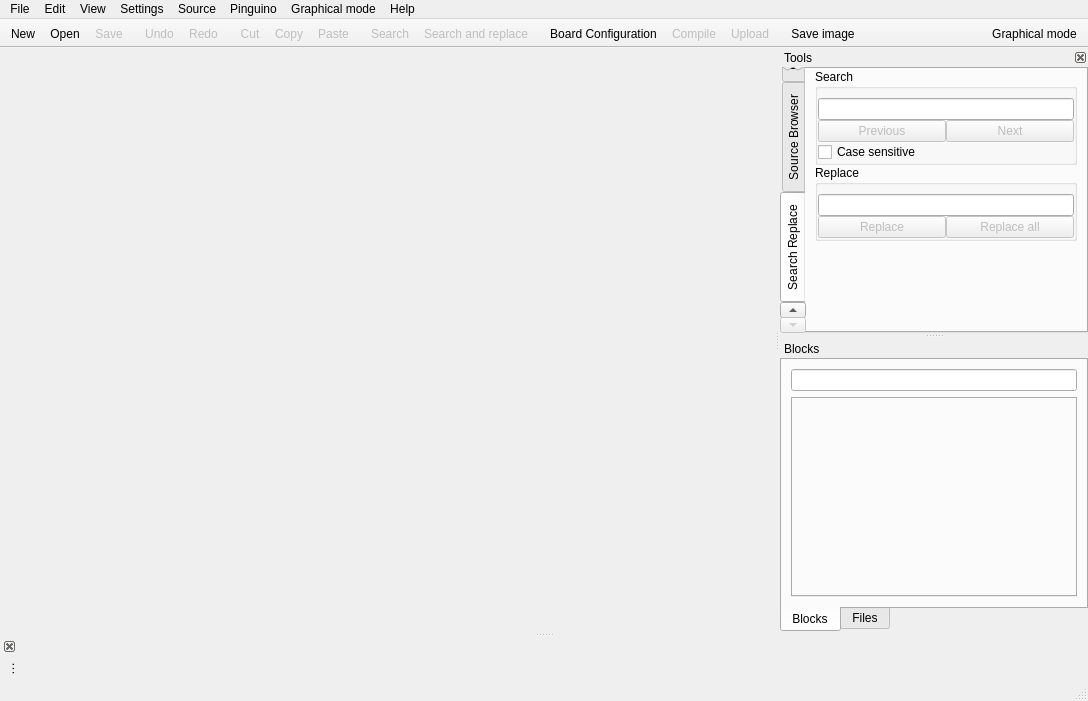
The window that qtgui/frames/main.ui (PinguinoIDE/pinguino-ide) describes before a commit, drawn with Qt 5.
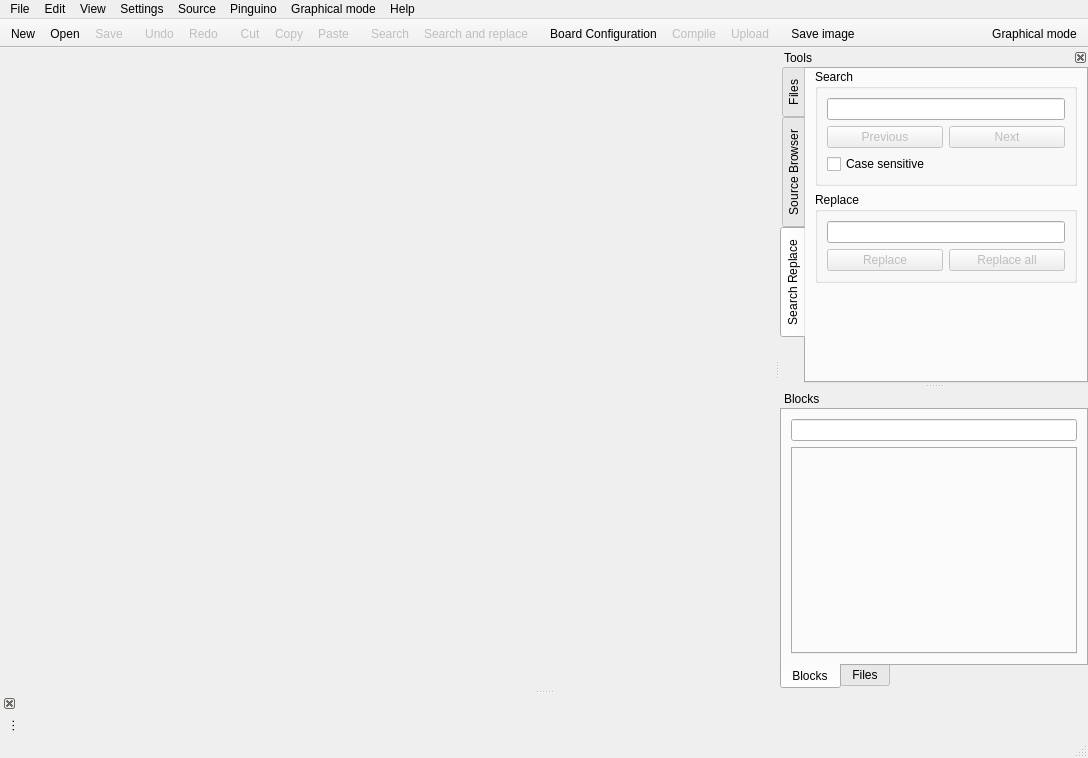
The same window after the commit. The open tabs and pages were chosen to show the change. Icons and pictures are not drawn.

```diff
--- a/qtgui/frames/main.ui
+++ b/qtgui/frames/main.ui
@@ -7,7 +7,7 @@
     <x>0</x>
     <y>0</y>
     <width>1088</width>
-    <height>701</height>
+    <height>758</height>
    </rect>
   </property>
   <property name="windowTitle">
@@ -593,7 +593,7 @@
          <property name="bottomMargin">
           <number>0</number>
          </property>
-         <property name="spacing">
+         <property name="horizontalSpacing">
           <number>0</number>
          </property>
          <item row="1" column="0">
@@ -602,18 +602,6 @@
             <string>Replace</string>
            </property>
            <layout class="QGridLayout" name="gridLayout_11">
-            <property name="leftMargin">
-             <number>0</number>
-            </property>
-            <property name="rightMargin">
-             <number>0</number>
-            </property>
-            <property name="bottomMargin">
-             <number>0</number>
-            </property>
-            <property name="spacing">
-             <number>0</number>
-            </property>
             <item row="0" column="0" colspan="2">
              <widget class="QLineEdit" name="lineEdit_replace"/>
             </item>
@@ -662,18 +650,6 @@
             <string>Search</string>
            </property>
            <layout class="QGridLayout" name="gridLayout_10">
-            <property name="leftMargin">
-             <number>0</number>
-            </property>
-            <property name="rightMargin">
-             <number>0</number>
-            </property>
-            <property name="bottomMargin">
-             <number>0</number>
-            </property>
-            <property name="spacing">
-             <number>0</number>
-            </property>
             <item row="0" column="0" colspan="2">
              <widget class="QLineEdit" name="lineEdit_search">
               <property name="text">
```
Left out of the diff: 21 changed lines with no effect on the pictures.
